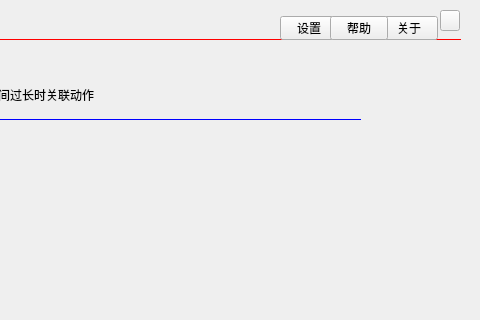
Old version of the form SysSafe-kylin/mainwindow.ui in the repository gessd/whh; both pictures show x 320 to 800 and y 0 to 320 of the 800 by 480 pixel window.
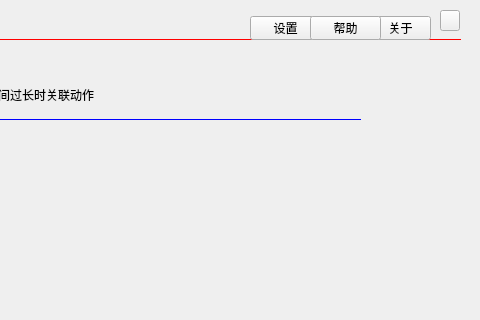
New version of the form. Icons and pictures are not drawn.

```diff
--- a/SysSafe-kylin/mainwindow.ui
+++ b/SysSafe-kylin/mainwindow.ui
@@ -81,9 +81,9 @@
     <widget class="QToolButton" name="btnTitleSet">
      <property name="geometry">
       <rect>
-       <x>580</x>
+       <x>550</x>
        <y>16</y>
-       <width>58</width>
+       <width>71</width>
        <height>24</height>
       </rect>
      </property>
@@ -126,9 +126,9 @@
     <widget class="QToolButton" name="btnTitleAbout">
      <property name="geometry">
       <rect>
-       <x>680</x>
+       <x>670</x>
        <y>16</y>
-       <width>58</width>
+       <width>61</width>
        <height>24</height>
       </rect>
      </property>
@@ -150,9 +150,9 @@
     <widget class="QToolButton" name="btnTitleHelp">
      <property name="geometry">
       <rect>
-       <x>630</x>
+       <x>610</x>
        <y>16</y>
-       <width>58</width>
+       <width>71</width>
        <height>24</height>
       </rect>
      </property>
```
